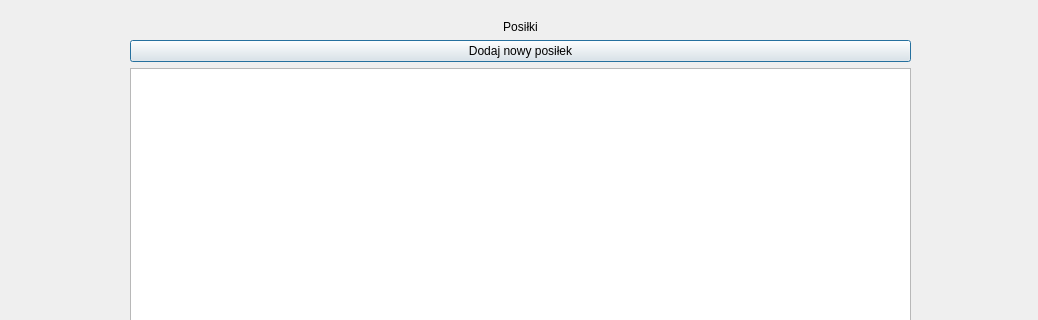
Above: ui/mealsediting.ui from IgnacyMermer/SystemRestauracji before the change; both pictures show x 0 to 1038 and y 0 to 320 of the 1038 by 549 pixel window. Below: the same form after it.
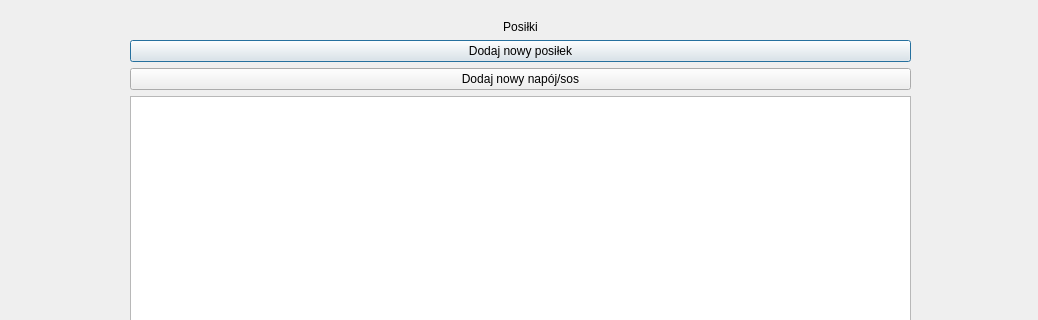
That is the form after the change.

Commit message: screen for adding drinks and sauces

The edit to the form file:
```diff
--- a/ui/mealsediting.ui
+++ b/ui/mealsediting.ui
@@ -40,6 +40,13 @@
       </property>
      </widget>
     </item>
+    <item>
+     <widget class="QPushButton" name="pushButton_addNewDrinkSauce">
+      <property name="text">
+       <string>Dodaj nowy napój/sos</string>
+      </property>
+     </widget>
+    </item>
     <item>
      <widget class="QListWidget" name="listWidget_meals"/>
     </item>
```
The commit also changes 25 other files.
